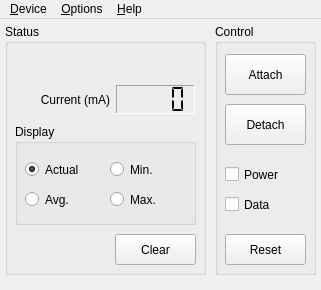
This is src/devicewindow.ui in bloguetronica/itusb1-mngr as Qt 5 draws it before an edit. The edited form follows.
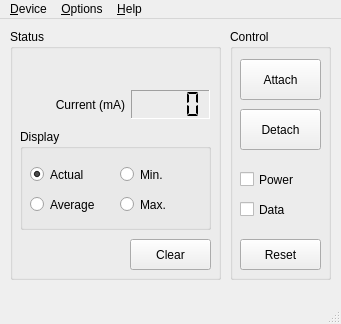
This is the edited form. Icons and pictures are not drawn.

What changed in the file:
```diff
--- a/src/devicewindow.ui
+++ b/src/devicewindow.ui
@@ -6,20 +6,20 @@
    <rect>
     <x>0</x>
     <y>0</y>
-    <width>321</width>
-    <height>290</height>
+    <width>341</width>
+    <height>324</height>
    </rect>
   </property>
   <property name="minimumSize">
    <size>
-    <width>321</width>
-    <height>290</height>
+    <width>341</width>
+    <height>324</height>
    </size>
   </property>
   <property name="maximumSize">
    <size>
-    <width>321</width>
-    <height>290</height>
+    <width>341</width>
+    <height>324</height>
    </size>
   </property>
   <property name="windowTitle">
@@ -43,8 +43,8 @@
    <widget class="QGroupBox" name="groupBoxControl">
     <property name="geometry">
      <rect>
-      <x>215</x>
-      <y>5</y>
+      <x>230</x>
+      <y>10</y>
       <width>101</width>
       <height>251</height>
      </rect>
@@ -121,9 +121,9 @@
    <widget class="QGroupBox" name="groupBoxStatus">
     <property name="geometry">
      <rect>
-      <x>5</x>
-      <y>5</y>
-      <width>201</width>
+      <x>10</x>
+      <y>10</y>
+      <width>211</width>
       <height>251</height>
      </rect>
     </property>
@@ -133,7 +133,7 @@
     <widget class="QLCDNumber" name="lcdNumberCurrent">
      <property name="geometry">
       <rect>
-       <x>111</x>
+       <x>121</x>
        <y>61</y>
        <width>79</width>
        <height>29</height>
@@ -160,7 +160,7 @@
       <rect>
        <x>10</x>
        <y>67</y>
-       <width>95</width>
+       <width>105</width>
        <height>17</height>
       </rect>
      </property>
@@ -176,7 +176,7 @@
       <rect>
        <x>10</x>
        <y>100</y>
-       <width>181</width>
+       <width>191</width>
        <height>101</height>
       </rect>
      </property>
@@ -188,7 +188,7 @@
        <rect>
         <x>10</x>
         <y>35</y>
-        <width>76</width>
+        <width>81</width>
         <height>21</height>
        </rect>
       </property>
@@ -204,20 +204,20 @@
        <rect>
         <x>10</x>
         <y>65</y>
-        <width>76</width>
+        <width>81</width>
         <height>21</height>
        </rect>
       </property>
       <property name="text">
-       <string>Avg.</string>
+       <string>Average</string>
       </property>
      </widget>
      <widget class="QRadioButton" name="radioButtonDisplayMin">
       <property name="geometry">
        <rect>
-        <x>95</x>
+        <x>100</x>
         <y>35</y>
-        <width>76</width>
+        <width>81</width>
         <height>21</height>
        </rect>
       </property>
@@ -228,9 +228,9 @@
      <widget class="QRadioButton" name="radioButtonDisplayMax">
       <property name="geometry">
        <rect>
-        <x>95</x>
+        <x>100</x>
         <y>65</y>
-        <width>76</width>
+        <width>81</width>
         <height>21</height>
        </rect>
       </property>
@@ -242,7 +242,7 @@
     <widget class="QPushButton" name="pushButtonClear">
      <property name="geometry">
       <rect>
-       <x>110</x>
+       <x>120</x>
        <y>210</y>
        <width>81</width>
        <height>31</height>
@@ -257,7 +257,7 @@
       <rect>
        <x>10</x>
        <y>32</y>
-       <width>171</width>
+       <width>191</width>
        <height>17</height>
       </rect>
      </property>
@@ -279,7 +279,7 @@
       <rect>
        <x>10</x>
        <y>217</y>
-       <width>91</width>
+       <width>101</width>
        <height>17</height>
       </rect>
      </property>
@@ -294,8 +294,8 @@
     <rect>
      <x>0</x>
      <y>0</y>
-     <width>321</width>
-     <height>29</height>
+     <width>341</width>
+     <height>30</height>
     </rect>
    </property>
    <widget class="QMenu" name="menuDevice">
@@ -336,6 +336,7 @@
    <addaction name="menuOptions"/>
    <addaction name="menuHelp"/>
   </widget>
+  <widget class="QStatusBar" name="statusBar"/>
   <action name="actionClose">
    <property name="text">
     <string>&amp;Close</string>
```
Left out of the diff: 47 changed lines with no effect on the pictures.
